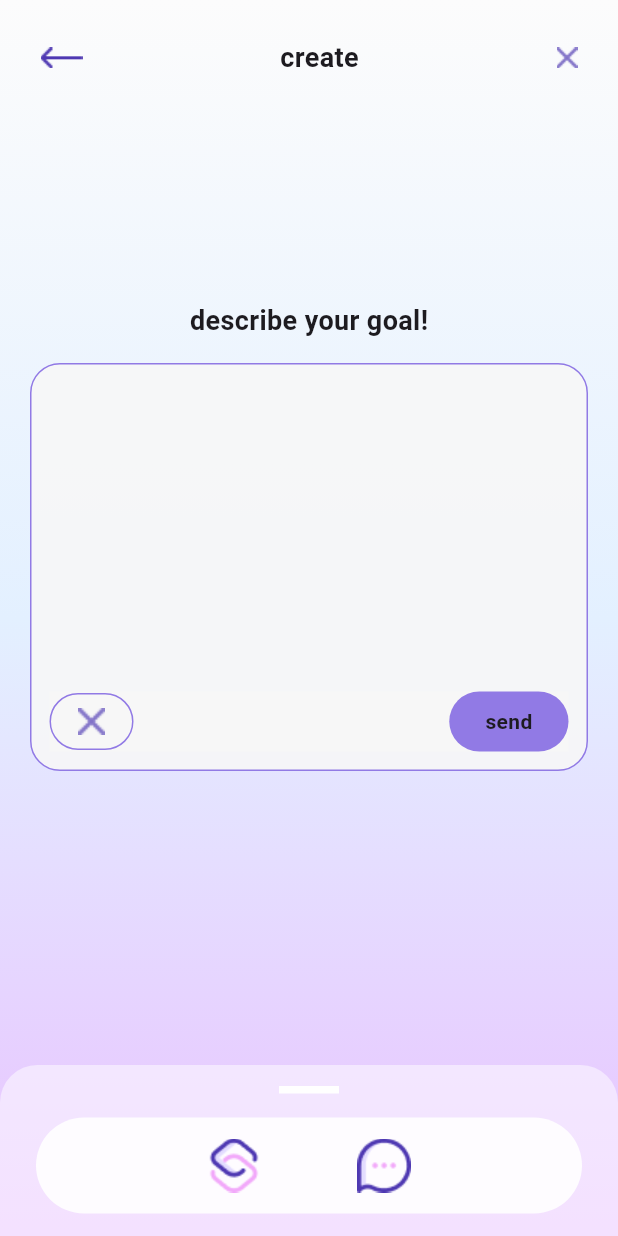
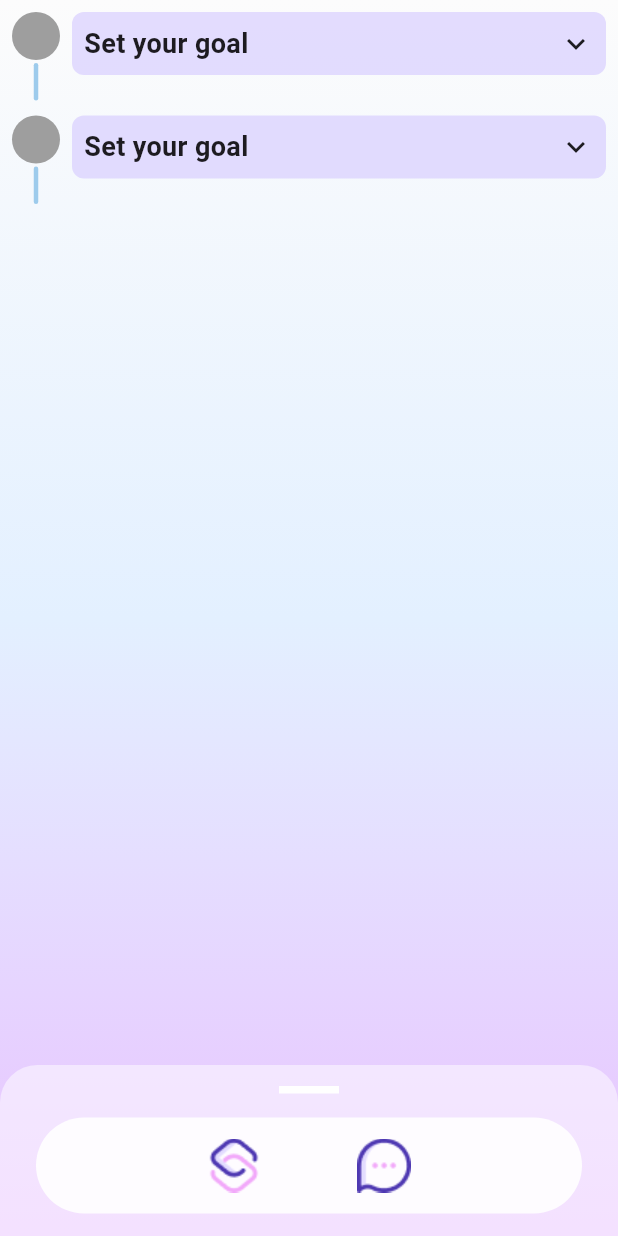
Before and after one commit to erfanNBoriginal/personal-ai-coach, a Flutter app: the screen it shows after launch, on a phone screen of 412 x 824 dp. Run offline on Flutter 3.47's test engine with Material 3 defaults, Android fonts, the phone set to English and light mode, and no system bars; our stand-ins replace bloc, dio, flutter_bloc, go_router, scrollable_positioned_list.

Commit message:
custom stepper added to ui kit

```diff
--- a/lib/modules/app/router.dart
+++ b/lib/modules/app/router.dart
@@ -2,11 +2,12 @@ import 'package:flutter/material.dart';
 import 'package:go_router/go_router.dart';
 import 'package:personal_ai_coach/modules/chat/chat.dart';
 import 'package:personal_ai_coach/modules/home/home.dart';
+import 'package:personal_ai_coach/modules/roadmap/roadmap_page.dart';
 
 final rootNavKey = GlobalKey<NavigatorState>();
 
 final router = GoRouter(
-  initialLocation: ChatPge.route,
+  initialLocation: RoadmapPage.route,
   navigatorKey: rootNavKey,
 
   routes: [
@@ -26,6 +27,11 @@ final router = GoRouter(
               name: ChatPge.route,
               builder: (context, state) => ChatPge(),
             ),
+            GoRoute(
+              path: RoadmapPage.route,
+              name: RoadmapPage.route,
+              builder: (context, state) => RoadmapPage(),
+            ),
           ],
         ),
       ],
--- /dev/null
+++ b/lib/modules/roadmap/cubit/roadmap_cubit.dart
@@ -0,0 +1,9 @@
+import 'package:bloc/bloc.dart';
+import 'package:meta/meta.dart';
+import 'package:personal_ai_coach/domains/business_repository/models/roadmap.dart';
+
+part 'roadmap_state.dart';
+
+class RoadmapCubit extends Cubit<RoadmapState> {
+  RoadmapCubit() : super(RoadmapState.init());
+}
--- /dev/null
+++ b/lib/modules/roadmap/cubit/roadmap_state.dart
@@ -0,0 +1,12 @@
+part of 'roadmap_cubit.dart';
+
+class RoadmapState {
+  final Roadmap? roadmap;
+  RoadmapState({required this.roadmap});
+
+  RoadmapState.init(): roadmap = null ;
+
+  RoadmapState copyWith({Roadmap? roadmap}) {
+    return RoadmapState(roadmap: roadmap ?? this.roadmap);
+  }
+}
--- /dev/null
+++ b/lib/modules/roadmap/roadmap_page.dart
@@ -0,0 +1,56 @@
+import 'package:flutter/material.dart';
+import 'package:personal_ai_coach/ui_kit/stepper.dart';
+import 'package:personal_ai_coach/ui_kit/ui_kit.dart' as U;
+
+class RoadmapPage extends StatelessWidget {
+  static String route = '/roadmap';
+
+  const RoadmapPage({super.key});
+
+  @override
+  Widget build(BuildContext context) {
+    return Container(
+      decoration: BoxDecoration(
+        gradient: LinearGradient(
+          colors: U.Theme.afternoonPallet.getColors,
+          begin: AlignmentGeometry.topCenter,
+          end: AlignmentGeometry.bottomCenter,
+        ),
+      ),
+      child: U.Stepper(
+        items: [
+          StepperItem(
+            isDone: false,
+            title: 'Set your goal',
+            child: Column(
+              crossAxisAlignment: CrossAxisAlignment.start,
+              children: const [
+                Text('Choose a goal to focus on this week.'),
+                SizedBox(height: 12),
+              ],
+            ),
+          ),
+          StepperItem(
+            isDone: false,
+            title: 'Set your goal',
+            child: U.Stepper(
+              items: [
+                StepperItem(
+                  isDone: false,
+                  title: 'Set your goal',
+                  child: Column(
+                    crossAxisAlignment: CrossAxisAlignment.start,
+                    children: const [
+                      Text('Choose a goal to focus on this week.'),
+                      SizedBox(height: 12),
+                    ],
+                  ),
+                ),
+              ],
+            ),
+          ),
+        ],
+      ),
+    );
+  }
+}
--- /dev/null
+++ b/lib/ui_kit/stepper.dart
@@ -0,0 +1,161 @@
+import 'package:flutter/material.dart';
+import 'package:personal_ai_coach/ui_kit/ui_kit.dart' as U;
+
+class Stepper extends StatefulWidget {
+  final List<StepperItem> items;
+  final bool shrinkWrap;
+  final ScrollPhysics? physics;
+  final bool isMoveable;
+
+  const Stepper({
+    super.key,
+    required this.items,
+    this.shrinkWrap = true,
+    this.physics,
+    this.isMoveable = false,
+  });
+
+  @override
+  State<Stepper> createState() => _StepperState();
+}
+
+class _StepperState extends State<Stepper> with TickerProviderStateMixin {
+  int? expandedIndex;
+
+  bool get hasExpandedItem => expandedIndex != null;
+
+  @override
+  Widget build(BuildContext context) {
+    return AnimatedSlide(
+      duration: const Duration(milliseconds: 350),
+      curve: Curves.easeInOut,
+      offset: hasExpandedItem && widget.isMoveable
+          ? const Offset(-0.08, 0)
+          : Offset.zero,
+      child: ListView.builder(
+        padding: const EdgeInsets.all(8),
+        itemCount: widget.items.length,
+        shrinkWrap: widget.shrinkWrap,
+        primary: false,
+        physics:
+            widget.physics ??
+            (widget.shrinkWrap
+                ? const NeverScrollableScrollPhysics()
+                : const BouncingScrollPhysics()),
+        itemBuilder: (context, index) {
+          final item = widget.items[index];
+          final isExpanded = expandedIndex == index;
+
+          return Padding(
+            padding: const EdgeInsets.only(bottom: 8),
+            child: Row(
+              crossAxisAlignment: CrossAxisAlignment.start,
+              children: [
+                Column(
+                  children: [
+                    Container(
+                      height: 32,
+                      width: 32,
+                      decoration: BoxDecoration(
+                        shape: BoxShape.circle,
+                        color: item.isDone ? Colors.green : Colors.grey,
+                      ),
+                    ),
+                    AnimatedContainer(
+                      duration: const Duration(milliseconds: 250),
+                      curve: Curves.easeInOut,
+                      width: 3,
+                      height: isExpanded ? 80 : 25,
+                      margin: const EdgeInsets.symmetric(vertical: 2),
+                      decoration: BoxDecoration(
+                        color: U.Theme.divider,
+                        borderRadius: BorderRadius.circular(12),
+                      ),
+                    ),
+                  ],
+                ),
+                const SizedBox(width: 8),
+                Expanded(
+                  child: Column(
+                    crossAxisAlignment: CrossAxisAlignment.start,
+                    children: [
+                      InkWell(
+                        borderRadius: BorderRadius.circular(8),
+                        onTap: () {
+                          setState(() {
+                            expandedIndex = isExpanded ? null : index;
+                          });
+                        },
+                        child: Container(
+                          padding: const EdgeInsets.all(8),
+                          decoration: BoxDecoration(
+                            color: U.Theme.onBackground.withValues(alpha: 0.7),
+                            borderRadius: BorderRadius.circular(8),
+                          ),
+                          child: Row(
+                            children: [
+                              Expanded(
+                                child: U.Text(
+                                  text: item.title,
+                                  textSize: U.TextSize.s18,
+                                  textWeight: U.TextWeight.semiBold,
+                                ),
+                              ),
+                              AnimatedRotation(
+                                duration: const Duration(milliseconds: 200),
+                                turns: isExpanded ? 0.5 : 0,
+                                child: const Icon(Icons.keyboard_arrow_down),
+                              ),
+                            ],
+                          ),
+                        ),
+                      ),
+                      ClipRect(
+                        child: Padding(
+                          padding: const EdgeInsets.all(8.0),
+                          child: AnimatedSize(
+                            duration: const Duration(milliseconds: 250),
+                            curve: Curves.easeInOut,
+                            alignment: Alignment.topCenter,
+                            child: isExpanded
+                                ? Container(
+                                    decoration: BoxDecoration(
+                                      color: U.Theme.outline.withValues(
+                                        alpha: 0.5,
+                                      ),
+                                      borderRadius: BorderRadius.circular(15),
+                                      border: Border.all(
+                                        color: Colors.grey.withValues(
+                                          alpha: 0.6,
+                                        ),
+                                        width: 0.8,
+                                      ),
+                                    ),
+                                    child: Padding(
+                                      padding: const EdgeInsets.all(8),
+                                      child: item.child,
+                                    ),
+                                  )
+                                : const SizedBox.shrink(),
+                          ),
+                        ),
+                      ),
+                    ],
+                  ),
+                ),
+              ],
+            ),
+          );
+        },
+      ),
+    );
+  }
+}
+
+class StepperItem {
+  final bool isDone;
+  final String title;
+  final Widget child;
+
+  StepperItem({required this.isDone, required this.title, required this.child});
+}
--- a/lib/ui_kit/ui_kit.dart
+++ b/lib/ui_kit/ui_kit.dart
@@ -7,3 +7,4 @@ export 'package:personal_ai_coach/ui_kit/icon_button.dart';
 export 'package:personal_ai_coach/ui_kit/button.dart';
 export 'package:personal_ai_coach/ui_kit/outline_button.dart';
 export 'package:personal_ai_coach/ui_kit/outline_icon_button.dart';
+export 'package:personal_ai_coach/ui_kit/stepper.dart';
```
